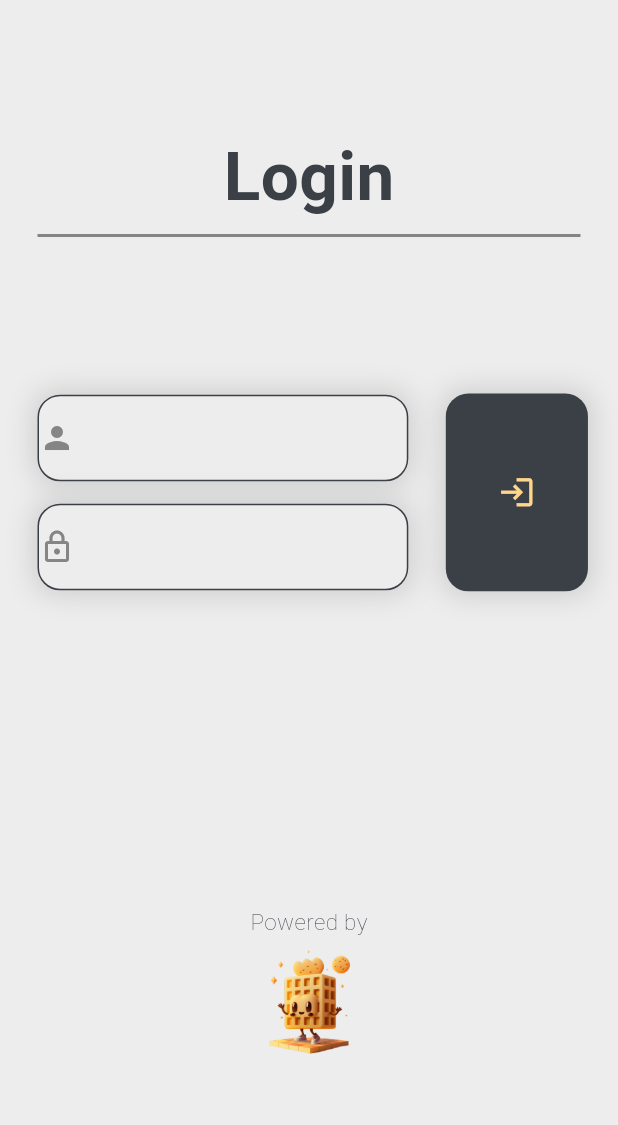
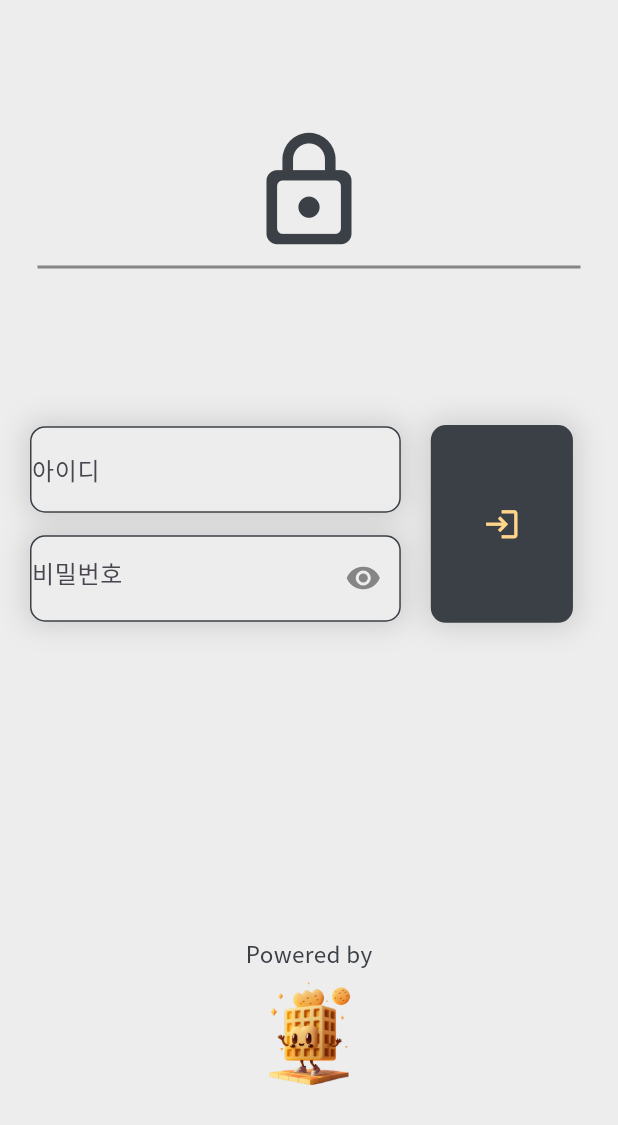
Before and after one commit to GDSC-Waffle-Team/waffle-flutter-app, a Flutter app: the screen it shows after launch, on a phone screen of 412 x 824 dp. Shown: the top 1125 px of the screen. Run offline on Flutter 3.47's test engine with Material 2 defaults, Android fonts, the light colour scheme and no system bars.

Commit message:
refactor: Login screen and font assets

```diff
--- a/lib/main.dart
+++ b/lib/main.dart
@@ -1,6 +1,7 @@
 import 'package:flutter/material.dart';
 import 'package:waffle/screens/login.dart';
 
+//MARK: ROOT WIDGET
 void main() {
   runApp(const MyApp());
 }
@@ -12,7 +13,10 @@ class MyApp extends StatelessWidget {
   Widget build(BuildContext context) {
     return MaterialApp(
       title: 'Waffle',
-      theme: ThemeData(useMaterial3: true),
+      theme: ThemeData(
+          brightness: Brightness.light,
+          useMaterial3: true,
+          fontFamily: "NotoSansKR"),
       home: LoginScreen(),
       debugShowCheckedModeBanner: false,
     );
--- a/lib/screens/login.dart
+++ b/lib/screens/login.dart
@@ -1,4 +1,5 @@
 import 'package:flutter/material.dart';
+import 'package:waffle/screens/manage.dart';
 import 'package:waffle/styles/palette.dart';
 
 class LoginScreen extends StatefulWidget {
@@ -9,6 +10,10 @@ class LoginScreen extends StatefulWidget {
 }
 
 class _LoginScreenState extends State<LoginScreen> {
+  bool _isObscure = true;
+
+  TextEditingController _idController = TextEditingController();
+  TextEditingController _passwordController = TextEditingController();
   @override
   Widget build(BuildContext context) {
     final _height = MediaQuery.of(context).size.height;
@@ -22,14 +27,8 @@ class _LoginScreenState extends State<LoginScreen> {
               children: [
                 Padding(
                     padding: const EdgeInsets.only(top: 85.0),
-                  child: Text(
-                    "Login",
-                    style: TextStyle(
-                        color: Palette.darkGrey,
-                        fontSize: 45,
-                        fontWeight: FontWeight.bold),
-                  ),
-                ),
+                    child: Icon(Icons.lock_outline_rounded,
+                        size: 85.0, color: Palette.darkGrey)),
                 const Divider(
                   color: Palette.tickGrey,
                   thickness: 2.0,
@@ -45,7 +44,7 @@ class _LoginScreenState extends State<LoginScreen> {
                       mainAxisAlignment: MainAxisAlignment.start,
                       children: [
                         Padding(
-                          padding: const EdgeInsets.symmetric(horizontal: 25.0),
+                          padding: const EdgeInsets.symmetric(horizontal: 20.0),
                           child: Container(
                               height: _height * 0.07,
                               width: _width * 0.6,
@@ -53,7 +52,7 @@ class _LoginScreenState extends State<LoginScreen> {
                               decoration: BoxDecoration(
                                   color: Palette.lightGrey,
                                   border: Border.all(color: Palette.darkGrey),
-                                  borderRadius: BorderRadius.circular(15),
+                                  borderRadius: BorderRadius.circular(10),
                                   boxShadow: [
                                     BoxShadow(
                                         color:
@@ -63,14 +62,15 @@ class _LoginScreenState extends State<LoginScreen> {
                                         offset: Offset.zero)
                                   ]),
                               child: Center(
-                                child: TextField(
+                                child: TextFormField(
+                                  controller: _idController,
+                                  cursorColor: Palette.tickGrey,
+                                  maxLines: 1,
                                   decoration: InputDecoration(
+                                    hintText: "아이디",
                                     focusColor: Palette.darkGrey,
                                     border: InputBorder.none,
-                                      icon: Icon(
-                                        Icons.person,
-                                        color: Palette.tickGrey,
-                                      )),
+                                  ),
                                 ),
                               )),
                         ),
@@ -81,7 +81,7 @@ class _LoginScreenState extends State<LoginScreen> {
                           decoration: BoxDecoration(
                               color: Palette.lightGrey,
                               border: Border.all(color: Palette.darkGrey),
-                                borderRadius: BorderRadius.circular(15),
+                              borderRadius: BorderRadius.circular(10),
                               boxShadow: [
                                 BoxShadow(
                                     color: Palette.tickGrey.withOpacity(0.3),
@@ -90,14 +90,26 @@ class _LoginScreenState extends State<LoginScreen> {
                                     offset: Offset.zero)
                               ]),
                           child: Center(
-                              child: TextField(
+                              child: TextFormField(
+                            controller: _passwordController,
+                            cursorColor: Palette.tickGrey,
+                            obscureText: _isObscure,
                             decoration: InputDecoration(
                                 border: InputBorder.none,
-                                      icon: Icon(
-                                        Icons.lock_outlined,
+                                hintText: "비밀번호",
+                                suffixIcon: IconButton(
                                   color: Palette.tickGrey,
-                                      ))),
+                                  icon: Icon(_isObscure
+                                      ? Icons.visibility
+                                      : Icons.visibility_off),
+                                  onPressed: () {
+                                    setState(() {
+                                      _isObscure = !_isObscure;
+                                    });
+                                  },
                                 )),
+                          )),
+                        )
                       ],
                     ),
                     Padding(
@@ -107,7 +119,7 @@ class _LoginScreenState extends State<LoginScreen> {
                         width: _width * 0.23,
                         decoration: BoxDecoration(
                             color: Palette.darkGrey,
-                            borderRadius: BorderRadius.circular(15),
+                            borderRadius: BorderRadius.circular(10),
                             boxShadow: [
                               BoxShadow(
                                   color: Palette.tickGrey.withOpacity(0.3),
@@ -118,6 +130,10 @@ class _LoginScreenState extends State<LoginScreen> {
                         child: IconButton(
                           onPressed: () {
                             // isResponse status == 200 ? Route Page : null
+                            Navigator.push(
+                                context,
+                                MaterialPageRoute(
+                                    builder: (context) => ManageScreen()));
                           },
                           icon:
                               Icon(Icons.login_outlined, color: Palette.mimosa),
```
Also changed, not shown: pubspec.yaml (+15 -34 lines), 6 other files. Lines whose indentation alone changed are shown as unchanged.
